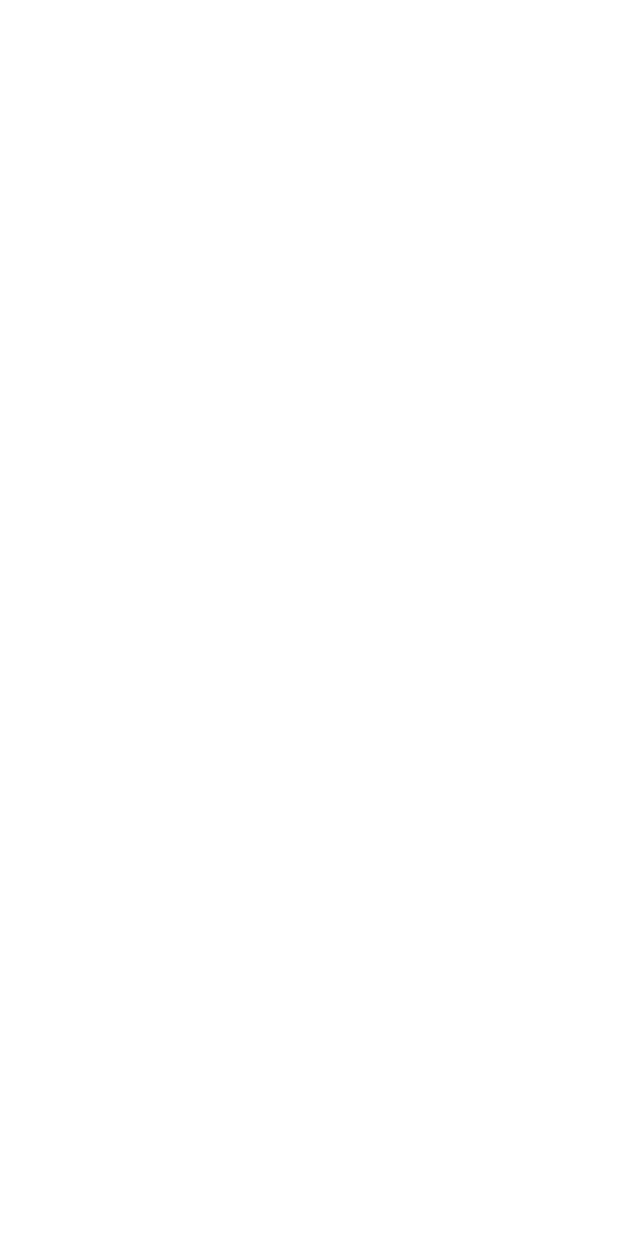
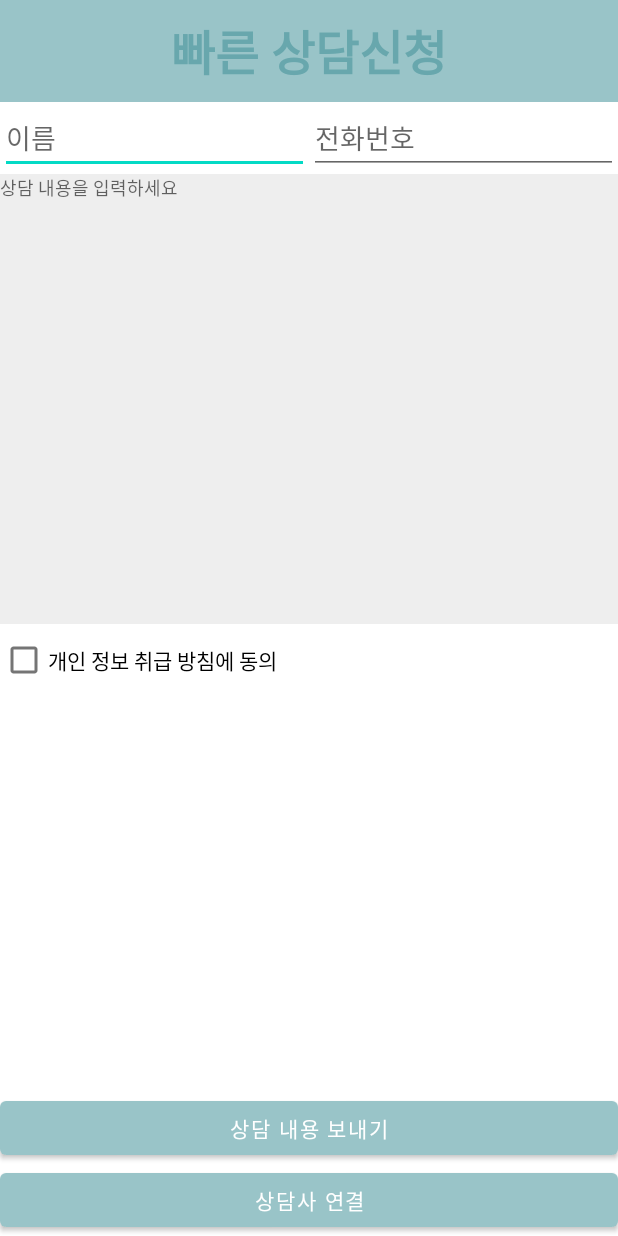
Before and after one commit to kkina1222/MyCompany, an Android app: the CallActivity screen opened directly, with no data from a screen before it, on a phone screen of 412 x 824 dp. Before the commit the screen is empty. Run offline under Robolectric (Android 15) with nearby library versions, the phone set to English and light mode, and no system bars.

```diff
--- a/app/src/main/AndroidManifest.xml
+++ b/app/src/main/AndroidManifest.xml
@@ -2,6 +2,7 @@
 <manifest xmlns:android="http://schemas.android.com/apk/res/android"
     package="com.example.mycompany">
 
+    <uses-permission android:name="android.permission.CALL_PHONE"/>
     <application
         android:allowBackup="true"
         android:icon="@mipmap/ic_launcher"
--- a/app/src/main/java/com/example/mycompany/CallActivity.java
+++ b/app/src/main/java/com/example/mycompany/CallActivity.java
@@ -2,13 +2,65 @@ package com.example.mycompany;
 
 import androidx.appcompat.app.AppCompatActivity;
 
+import android.content.Intent;
+import android.net.Uri;
 import android.os.Bundle;
+import android.view.View;
+import android.widget.Button;
+import android.widget.CheckBox;
+import android.widget.EditText;
+import android.widget.Toast;
 
 public class CallActivity extends AppCompatActivity {
-
+    EditText edit_name , edit_phone , edit_mail;
+    CheckBox chk_agree;
+    Button btn_mail, btn_callcenter;
     @Override
     protected void onCreate(Bundle savedInstanceState) {
         super.onCreate(savedInstanceState);
         setContentView(R.layout.activity_call);
+
+        edit_name = findViewById(R.id.edit_name);
+        edit_phone = findViewById(R.id.edit_phone);
+        edit_mail= findViewById(R.id.edit_mail);
+        chk_agree = findViewById(R.id.chk_agree);
+        btn_mail = findViewById(R.id.btn_mail);
+        btn_callcenter = findViewById(R.id.btn_callcenter);
+
+        btn_callcenter.setOnClickListener(new View.OnClickListener() {
+            @Override
+            public void onClick(View view) {
+                Intent intent = new Intent(Intent.ACTION_DIAL, Uri.parse("tel:080-111-1111"));
+                startActivity(intent);
+            }
+        });
+        btn_mail.setOnClickListener(new View.OnClickListener() {
+            @Override
+            public void onClick(View view) {
+                if (edit_name.length()<1){
+                    Toast.makeText(CallActivity.this, "이름을 입력하세요", Toast.LENGTH_SHORT).show();
+                    edit_name.requestFocus();
+                }
+                else if (edit_phone.length()<1){
+                    Toast.makeText(CallActivity.this, "전화번호를 입력하세요", Toast.LENGTH_SHORT).show();
+                    edit_phone.requestFocus();
+                }
+                else if (edit_mail.length()<1){
+                    Toast.makeText(CallActivity.this, "상담내용을 입력하세요", Toast.LENGTH_SHORT).show();
+                    edit_mail.requestFocus();
+                }
+                else if (!chk_agree.isChecked()){
+                    Toast.makeText(CallActivity.this, "개인정보 제공방침에 동의해주세요", Toast.LENGTH_SHORT).show();
+                    chk_agree.requestFocus();
+                }
+                else {
+                    Intent intent = new Intent(Intent.ACTION_SEND);
+                    intent.setData(Uri.parse("smsto:080-111-1111"));
+                    intent.putExtra("sms_body",edit_mail.getText().toString());
+                    startActivity(intent);
+
+                }
+            }
+        });
     }
 }
--- a/app/src/main/res/layout/activity_call.xml
+++ b/app/src/main/res/layout/activity_call.xml
@@ -1,9 +1,65 @@
 <?xml version="1.0" encoding="utf-8"?>
-<androidx.constraintlayout.widget.ConstraintLayout xmlns:android="http://schemas.android.com/apk/res/android"
+<LinearLayout xmlns:android="http://schemas.android.com/apk/res/android"
     xmlns:app="http://schemas.android.com/apk/res-auto"
     xmlns:tools="http://schemas.android.com/tools"
     android:layout_width="match_parent"
     android:layout_height="match_parent"
+    android:orientation="vertical"
     tools:context=".CallActivity">
 
-</androidx.constraintlayout.widget.ConstraintLayout>
+    <TextView
+        android:layout_width="match_parent"
+        android:layout_height="wrap_content"
+        android:text="빠른 상담신청"
+        style="@style/title_style"/>
+    <LinearLayout
+        android:layout_width="match_parent"
+        android:layout_height="wrap_content">
+        <EditText
+            android:layout_width="0dp"
+            android:layout_height="wrap_content"
+            android:layout_weight="1"
+            android:hint="이름"
+            android:id="@+id/edit_name"/>
+        <EditText
+            android:layout_width="0dp"
+            android:layout_height="wrap_content"
+            android:layout_weight="1"
+            android:hint="전화번호"
+            android:inputType="phone"
+            android:id="@+id/edit_phone"/>
+    </LinearLayout>
+
+    <EditText
+        android:id="@+id/edit_mail"
+        android:layout_width="match_parent"
+        android:layout_height="300dp"
+        android:background="#eee"
+        android:gravity="top"
+        android:hint="상담 내용을 입력하세요"
+        android:inputType="text"
+        android:maxLines="20"
+        android:textSize="12dp" />
+
+    <CheckBox
+        android:layout_width="wrap_content"
+        android:layout_height="wrap_content"
+        android:text="개인 정보 취급 방침에 동의"
+        android:id="@+id/chk_agree"/>
+
+    <LinearLayout
+        android:layout_width="match_parent"
+        android:layout_height="179dp"
+        android:layout_weight="1" />
+
+    <Button
+        android:layout_width="match_parent"
+        android:layout_height="wrap_content"
+        android:text="상담 내용 보내기"
+        android:id="@+id/btn_mail"/>
+    <Button
+        android:layout_width="match_parent"
+        android:layout_height="wrap_content"
+        android:text="상담사 연결"
+        android:id="@+id/btn_callcenter"/>
+</LinearLayout>
--- a/app/src/main/res/values/mystyle.xml
+++ b/app/src/main/res/values/mystyle.xml
@@ -6,6 +6,7 @@
     <item name="android:textColor">#68A7AD</item>
     <item name="android:gravity">center</item>
     <item name="android:background">#99C4C8</item>
+    <item name="android:padding">10dp</item>
 </style>
 
 <style name="title30_style" parent="Theme.AppCompat.Light">
```
Also changed, not shown: app/src/main/java/com/example/mycompany/GuideActivity.java (+13 -1 lines), app/src/main/res/layout/activity_guide.xml (+13 -3 lines).
